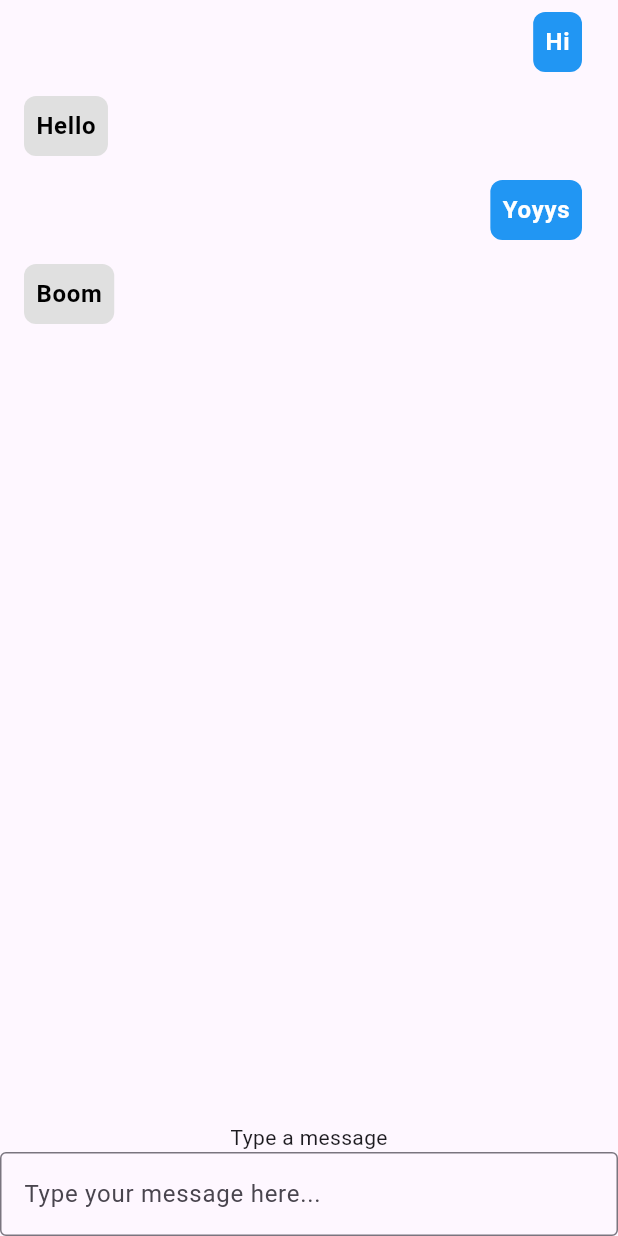
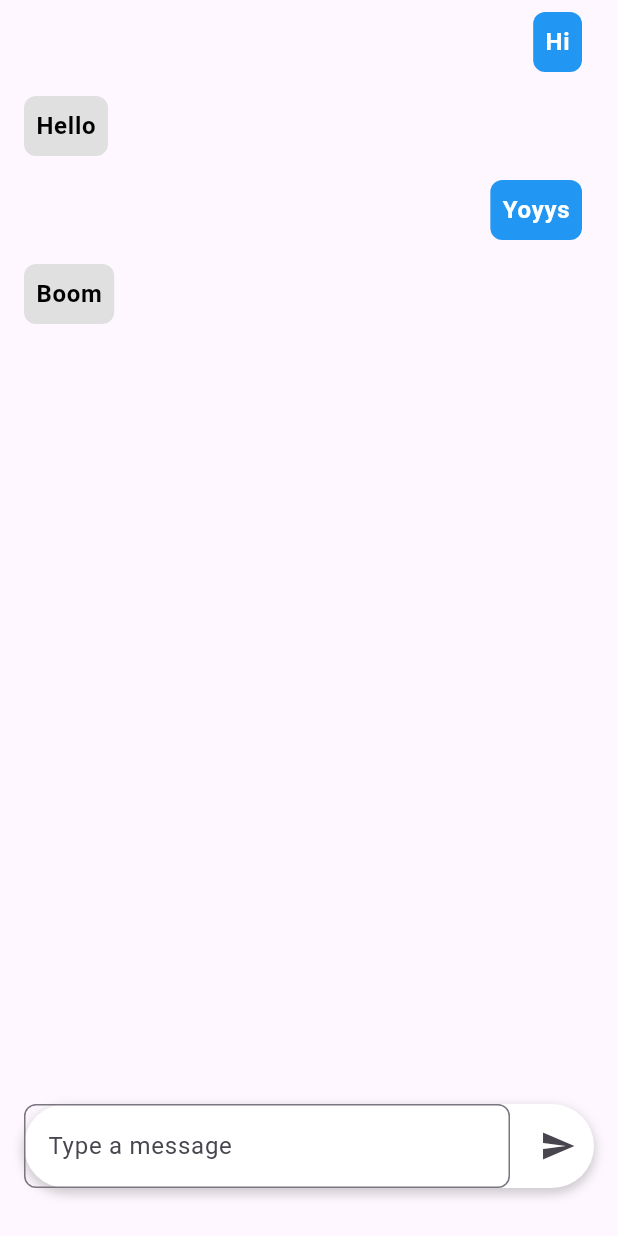
Before and after one commit to ahmedsilinii/chatbot, a Flutter app: the screen it shows after launch, on a phone screen of 412 x 824 dp. Run offline on Flutter 3.47's test engine with Material 3 defaults, Android fonts, the phone set to English and light mode, and no system bars.

Commit message:
added the input button

```diff
--- a/lib/my_home_page.dart
+++ b/lib/my_home_page.dart
@@ -11,6 +11,8 @@ class MyHomePage extends StatefulWidget {
 }
 
 class _MyHomePageState extends State<MyHomePage> {
+  final TextEditingController _controller = TextEditingController();
+
   final List<Message> _messages = [
     Message(text: "Hi", isUser: true),
     Message(text: "Hello", isUser: false),
@@ -53,17 +55,46 @@ class _MyHomePageState extends State<MyHomePage> {
               },
             ),
           ),
-          Text("Type a message"),
-          TextField(
-            decoration: InputDecoration(
-              border: OutlineInputBorder(),
-              hintText: 'Type your message here...',
+          Padding(
+            padding: const EdgeInsets.only(
+              bottom: 32.0,
+              left: 16.0,
+              right: 16.0,
             ),
-            onSubmitted: (text) {
-              setState(() {
-                _messages.add(Message(text: text, isUser: true));
-              });
-            },
+
+            child: Container(
+              decoration: BoxDecoration(
+                color: Colors.white,
+                borderRadius: BorderRadius.circular(32),
+                boxShadow: [
+                  BoxShadow(
+                    // ignore: deprecated_member_use
+                    color: Colors.grey.withOpacity(0.5),
+                    spreadRadius: 1,
+                    blurRadius: 5,
+                    offset: Offset(0, 3),
+                  ),
+                ],
+              ),
+              child: Row(
+                children: [
+                  Expanded(
+                    child: TextField(
+                      controller: _controller,
+                      decoration: InputDecoration(
+                        border: OutlineInputBorder(
+                          borderRadius: BorderRadius.circular(8.0),
+                          borderSide: BorderSide(color: Colors.grey),
+                        ),
+                        hintText: "Type a message",
+                      ),
+                    ),
+                  ),
+                  SizedBox(width: 8),
+                  IconButton(onPressed: () {}, icon: Icon(Icons.send)),
+                ],
+              ),
+            ),
           ),
         ],
       ),
```
